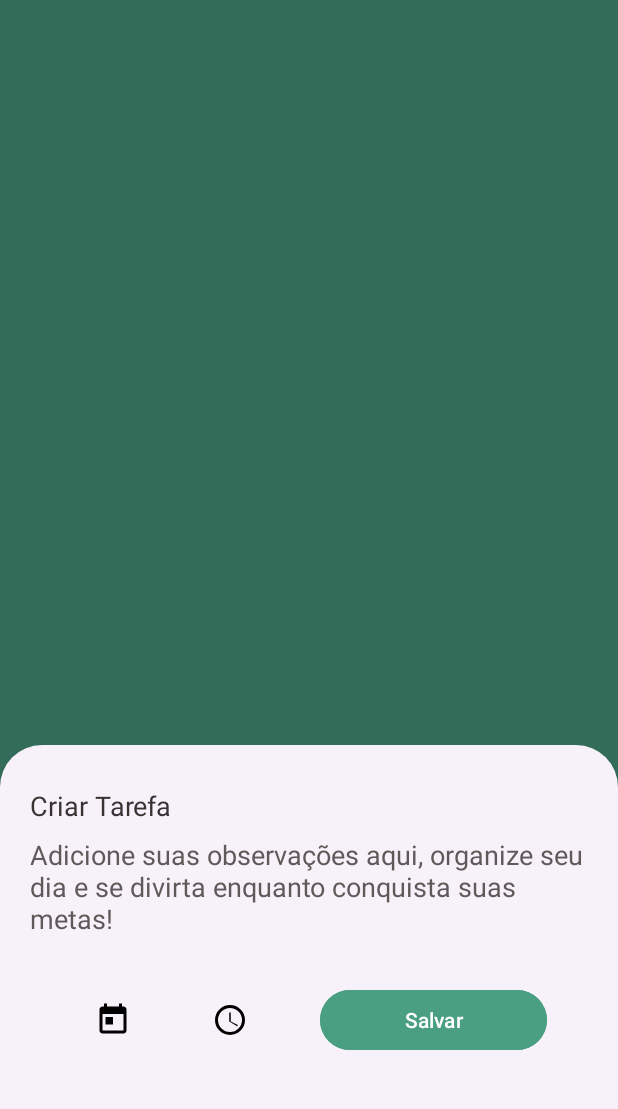
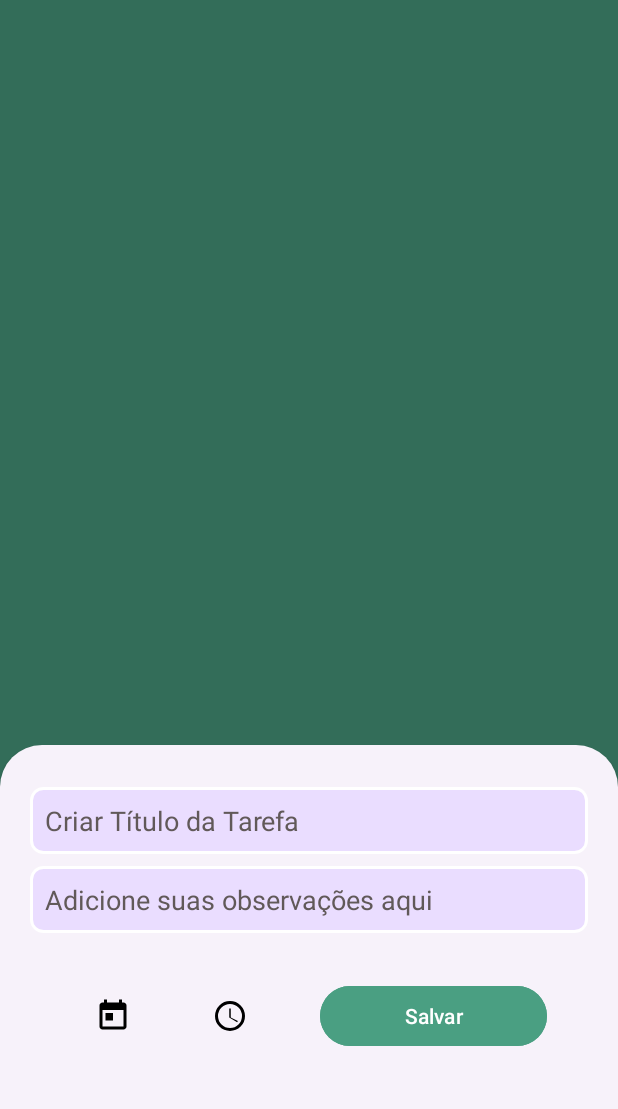
Before and after one commit to DevGabrielC1/IARTS---projeto, an Android app: the fragment CreateTaskModal placed in its activity, on a phone screen of 412 x 824 dp, the part 121-1230 px from its top. Run offline under Robolectric (Android 15) with nearby library versions, the phone set to English and light mode, and no system bars; Roboto replaces fonts that are not available here.

Commit message:
feature: atualizando o modal de criar tarefa

```diff
--- a/app/src/main/res/drawable/campoedittext.xml
+++ b/app/src/main/res/drawable/campoedittext.xml
@@ -1,7 +1,7 @@
 <?xml version="1.0" encoding="utf-8"?>
 <shape xmlns:android="http://schemas.android.com/apk/res/android" >
     <solid android:color="#EADDFF"/>
-    <stroke android:width="2dp" android:color="@color/white"/>
+    <stroke android:width="2dp" android:color="@color/white" />
     <corners android:radius="8dp"/>
     <padding
         android:left="10dp"
--- a/app/src/main/res/layout/create_task_modal.xml
+++ b/app/src/main/res/layout/create_task_modal.xml
@@ -11,10 +11,12 @@
         android:layout_height="wrap_content"
         android:layout_below="@id/text_view_task"
         android:layout_marginTop="8dp"
-        android:hint="Criar Tarefa"
+        android:hint="Criar Título da Tarefa"
         android:textColorHighlight="#0000"
-        android:background="@android:color/transparent"
-        android:textColorHint="#383232" />
+        android:background="@drawable/campoedittext"
+        android:outlineProvider="none"
+        android:textColorHint="#615959" />
+
 
     <EditText
         android:id="@+id/notes_edit_text_add"
@@ -22,9 +24,10 @@
         android:layout_height="wrap_content"
         android:layout_below="@id/text_view_notes"
         android:layout_marginTop="8dp"
-        android:hint="Adicione suas observações aqui, organize seu dia e se divirta enquanto conquista suas metas!"
+        android:hint="Adicione suas observações aqui"
         android:textColorHighlight="#0000"
-        android:background="@android:color/transparent"
+        android:background="@drawable/campoedittext"
+        android:outlineProvider="none"
         android:textColorHint="#615959" />
 
     <LinearLayout
```
